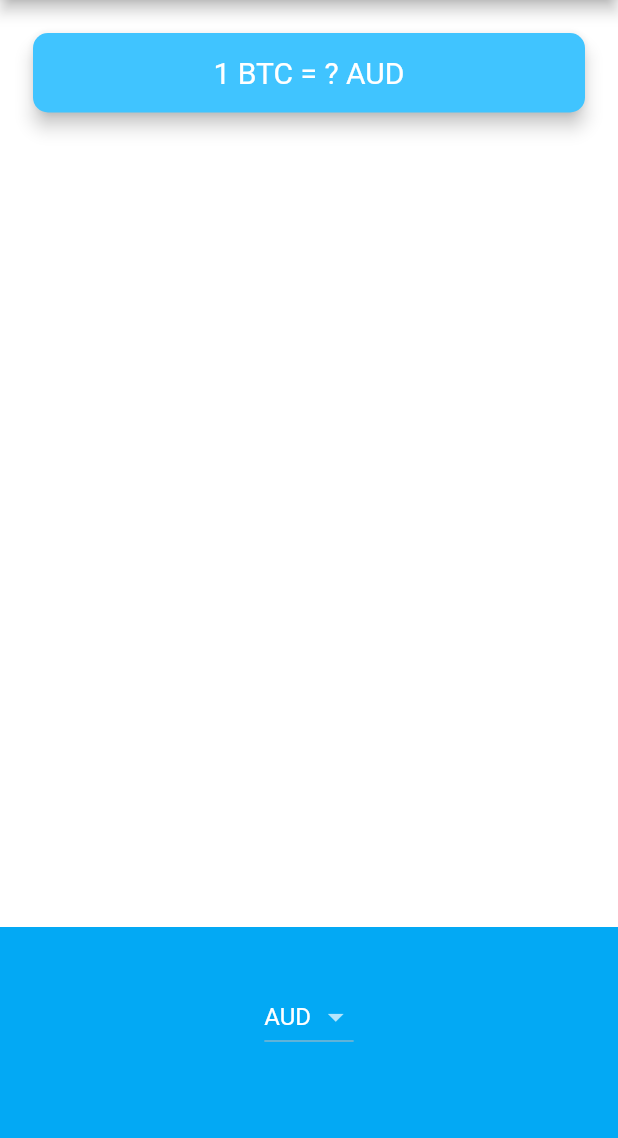
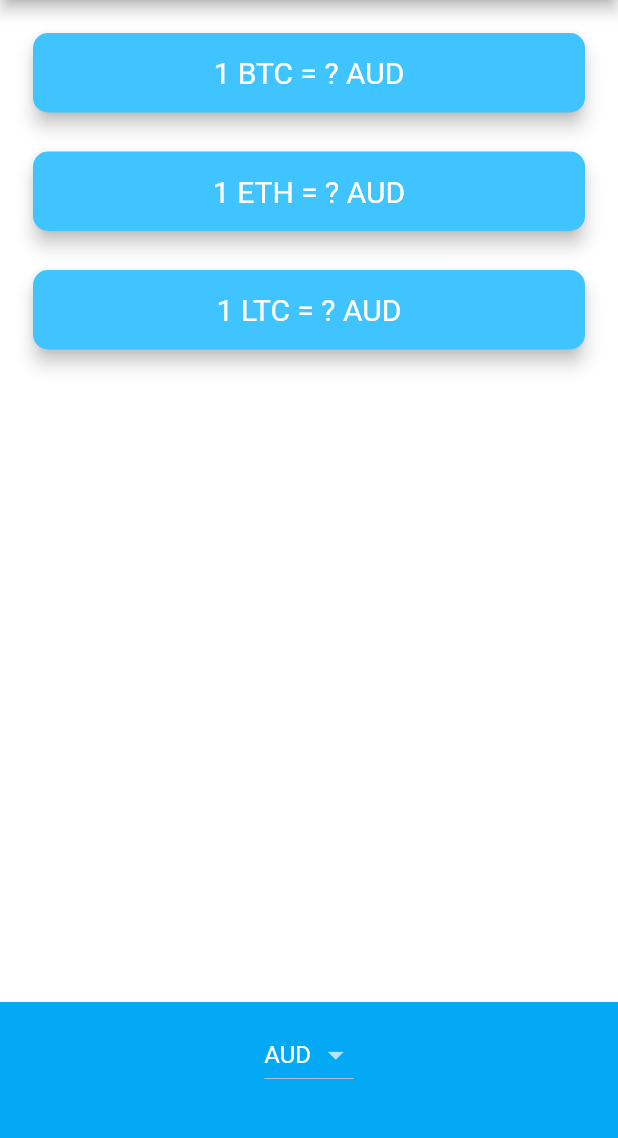
Before and after one commit to Salma666E/bitcoin_ticker, a Flutter app: the screen it shows after launch, on a phone screen of 412 x 824 dp, the part 84-1222 px from its top. Run offline on Flutter 3.47's test engine with Material 2 defaults, Android fonts, the phone set to English and light mode, and no system bars; network calls fail.

```diff
--- a/lib/coin_data.dart
+++ b/lib/coin_data.dart
@@ -26,18 +26,12 @@ const List<String> currenciesList = [
   'ZAR'
 ];
 
-const List<String> cryptoList = [
-  'BTC',
-  'ETH',
-  'LTC',
-];
-
 const coinAPIURL = 'https://rest.coinapi.io/v1/exchangerate';
 const apiKey = '41A2102F-EB4D-40EE-BFA5-FD1F05387CEE';
 
 class CoinData {
-  Future getCoinData() async {
-    String requestURL = '$coinAPIURL/BTC/USD?apikey=$apiKey';
+  Future getCoinData(String selectedCurrency, String cryptoString) async {
+    String requestURL = '$coinAPIURL/${cryptoString}/USD?apikey=$apiKey';
     http.Response response = await http.get(Uri.parse(requestURL));
     if (response.statusCode == 200) {
       var decodedData = jsonDecode(response.body);
--- a/lib/price_screen.dart
+++ b/lib/price_screen.dart
@@ -52,12 +52,18 @@ class _PriceScreenState extends State<PriceScreen> {
     );
   }
 
-  String value = '?';
+  String valueBTC = '?';
+  String valueETH = '?';
+  String valueLTC = '?';
   void getData() async {
     try {
-      double data = await CoinData().getCoinData();
+      double dataBTC = await CoinData().getCoinData(selectedCurrency, 'BTC');
+      double dataETH = await CoinData().getCoinData(selectedCurrency, 'ETH');
+      double dataLTC = await CoinData().getCoinData(selectedCurrency, 'LTC');
       setState(() {
-        value = data.toStringAsFixed(0);
+        valueBTC = dataBTC.toStringAsFixed(0);
+        valueETH = dataETH.toStringAsFixed(0);
+        valueLTC = dataLTC.toStringAsFixed(0);
       });
     } catch (e) {
       print(e);
@@ -77,9 +83,8 @@ class _PriceScreenState extends State<PriceScreen> {
         title: const Text('🤑 Coin Ticker'),
       ),
       body: Column(
-        mainAxisAlignment: MainAxisAlignment.spaceBetween,
         crossAxisAlignment: CrossAxisAlignment.stretch,
-        children: <Widget>[
+        children: [
           Padding(
             padding: const EdgeInsets.fromLTRB(18.0, 18.0, 18.0, 0),
             child: Card(
@@ -92,7 +97,7 @@ class _PriceScreenState extends State<PriceScreen> {
                 padding: const EdgeInsets.symmetric(
                     vertical: 15.0, horizontal: 28.0),
                 child: Text(
-                  '1 BTC = $value $selectedCurrency',
+                  '1 BTC = $valueBTC $selectedCurrency',
                   textAlign: TextAlign.center,
                   style: const TextStyle(
                     fontSize: 20.0,
@@ -102,8 +107,53 @@ class _PriceScreenState extends State<PriceScreen> {
               ),
             ),
           ),
+          Padding(
+            padding: const EdgeInsets.fromLTRB(18.0, 18.0, 18.0, 0),
+            child: Card(
+              color: Colors.lightBlueAccent,
+              elevation: 5.0,
+              shape: RoundedRectangleBorder(
+                borderRadius: BorderRadius.circular(10.0),
+              ),
+              child: Padding(
+                padding: const EdgeInsets.symmetric(
+                    vertical: 15.0, horizontal: 28.0),
+                child: Text(
+                  '1 ETH = $valueETH $selectedCurrency',
+                  textAlign: TextAlign.center,
+                  style: const TextStyle(
+                    fontSize: 20.0,
+                    color: Colors.white,
+                  ),
+                ),
+              ),
+            ),
+          ),
+          Padding(
+            padding: const EdgeInsets.fromLTRB(18.0, 18.0, 18.0, 0),
+            child: Card(
+              color: Colors.lightBlueAccent,
+              elevation: 5.0,
+              shape: RoundedRectangleBorder(
+                borderRadius: BorderRadius.circular(10.0),
+              ),
+              child: Padding(
+                padding: const EdgeInsets.symmetric(
+                    vertical: 15.0, horizontal: 28.0),
+                child: Text(
+                  '1 LTC = $valueLTC $selectedCurrency',
+                  textAlign: TextAlign.center,
+                  style: const TextStyle(
+                    fontSize: 20.0,
+                    color: Colors.white,
+                  ),
+                ),
+              ),
+            ),
+          ),
+          const Expanded(child: SizedBox()),
           Container(
-            height: 150.0,
+            height: 100.0,
             alignment: Alignment.center,
             padding: const EdgeInsets.only(bottom: 30.0),
             color: Colors.lightBlue,
```
